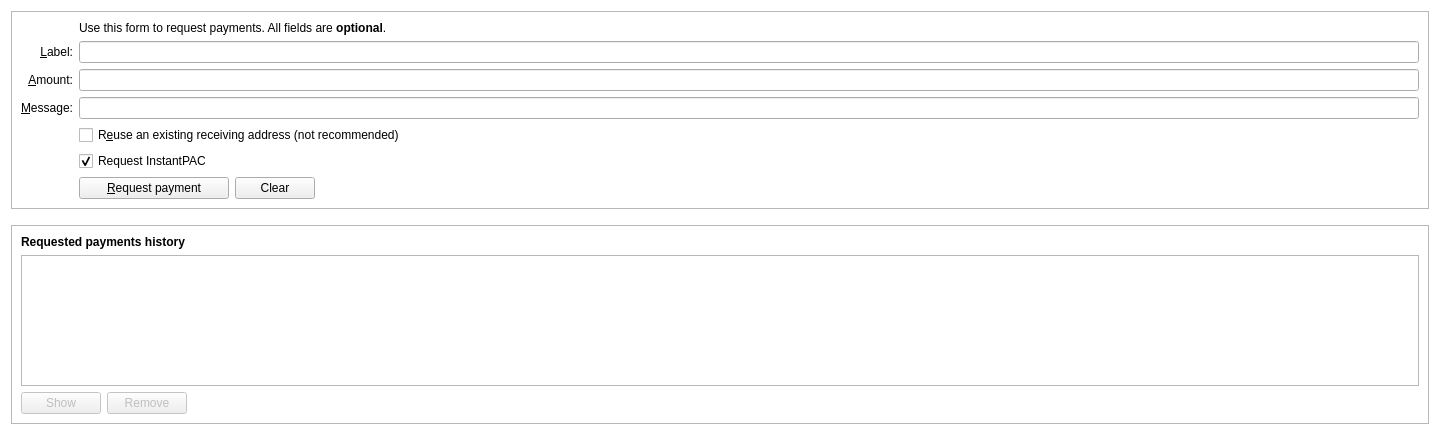
This is src/qt/forms/receivecoinsdialog.ui in PACCommunity/PAC as Qt 5 draws it before an edit. The edited form follows.
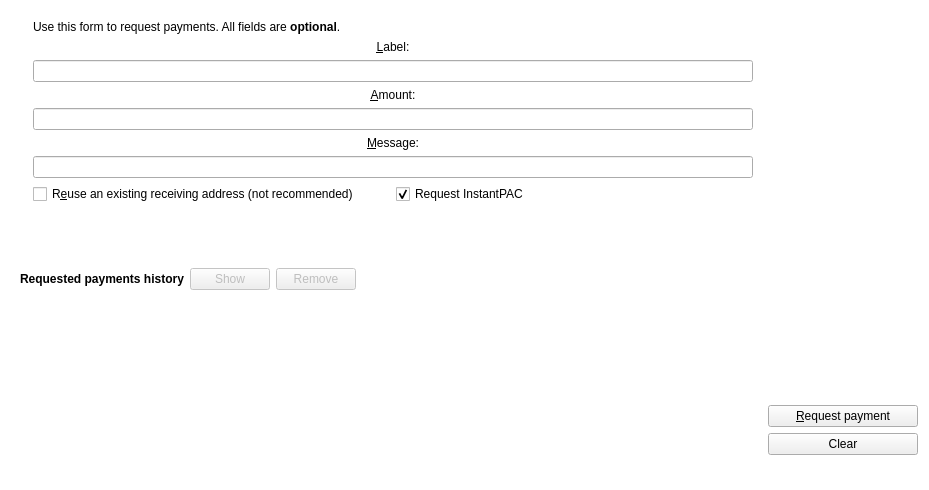
This is the edited form. Custom widgets are drawn as their Qt base class.

Commit message:
CSS receivecoinsdialog positions and styles modified
also tableview text color is now set as white

Diff of the .ui file:
```diff
--- a/src/qt/forms/receivecoinsdialog.ui
+++ b/src/qt/forms/receivecoinsdialog.ui
@@ -6,24 +6,166 @@
    <rect>
     <x>0</x>
     <y>0</y>
-    <width>1440</width>
-    <height>435</height>
+    <width>929</width>
+    <height>490</height>
    </rect>
   </property>
   <property name="styleSheet">
    <string notr="true">#ReceiveCoinsDialog{
   background:transparent !important;
+}
+QFrame{
+  border:none;
 }</string>
   </property>
-  <layout class="QVBoxLayout" name="verticalLayout" stretch="0,0,1">
+  <property name="class" stdset="0">
+   <string>container</string>
+  </property>
+  <layout class="QVBoxLayout" name="verticalLayout" stretch="0,0">
    <item>
+    <layout class="QHBoxLayout" name="horizontalLayout_3">
+     <item>
+      <layout class="QGridLayout" name="gridLayout_2">
+       <item row="1" column="0">
+        <widget class="QFrame" name="frame">
+         <property name="sizePolicy">
+          <sizepolicy hsizetype="MinimumExpanding" vsizetype="Expanding">
+           <horstretch>0</horstretch>
+           <verstretch>0</verstretch>
+          </sizepolicy>
+         </property>
+         <property name="minimumSize">
+          <size>
+           <width>600</width>
+           <height>0</height>
+          </size>
+         </property>
+         <property name="styleSheet">
+          <string notr="true"/>
+         </property>
+         <property name="frameShape">
+          <enum>QFrame::StyledPanel</enum>
+         </property>
+         <property name="frameShadow">
+          <enum>QFrame::Raised</enum>
+         </property>
+         <layout class="QVBoxLayout" name="verticalLayout_2">
+          <item>
+           <layout class="QHBoxLayout" name="horizontalLayout_2">
+            <item>
+             <widget class="QLabel" name="label_6">
+              <property name="font">
+               <font>
+                <weight>75</weight>
+                <bold>true</bold>
+               </font>
+              </property>
+              <property name="text">
+               <string>Requested payments history</string>
+              </property>
+             </widget>
+            </item>
+            <item>
+             <widget class="QPushButton" name="showRequestButton">
+              <property name="enabled">
+               <bool>false</bool>
+              </property>
+              <property name="toolTip">
+               <string>Show the selected request (does the same as double clicking an entry)</string>
+              </property>
+              <property name="text">
+               <string>Show</string>
+              </property>
+              <property name="autoDefault">
+               <bool>false</bool>
+              </property>
+              <property name="class" stdset="0">
+               <string>linkButton</string>
+              </property>
+             </widget>
+            </item>
+            <item>
+             <widget class="QPushButton" name="removeRequestButton">
+              <property name="enabled">
+               <bool>false</bool>
+              </property>
+              <property name="toolTip">
+               <string>Remove the selected entries from the list</string>
+              </property>
+              <property name="text">
+               <string>Remove</string>
+              </property>
+              <property name="autoDefault">
+               <bool>false</bool>
+              </property>
+              <property name="class" stdset="0">
+               <string>linkButton</string>
+              </property>
+             </widget>
+            </item>
+            <item>
+             <spacer name="horizontalSpacer_2">
+              <property name="orientation">
+               <enum>Qt::Horizontal</enum>
+              </property>
+              <property name="sizeHint" stdset="0">
+               <size>
+                <width>40</width>
+                <height>20</height>
+               </size>
+              </property>
+             </spacer>
+            </item>
+           </layout>
+          </item>
+          <item>
+           <widget class="QTableView" name="recentRequestsView">
+            <property name="sizePolicy">
+             <sizepolicy hsizetype="Expanding" vsizetype="Maximum">
+              <horstretch>0</horstretch>
+              <verstretch>0</verstretch>
+             </sizepolicy>
+            </property>
+            <property name="minimumSize">
+             <size>
+              <width>0</width>
+              <height>100</height>
+             </size>
+            </property>
+            <property name="maximumSize">
+             <size>
+              <width>16777215</width>
+              <height>150</height>
+             </size>
+            </property>
+            <property name="contextMenuPolicy">
+             <enum>Qt::CustomContextMenu</enum>
+            </property>
+            <property name="tabKeyNavigation">
+             <bool>false</bool>
+            </property>
+            <property name="sortingEnabled">
+             <bool>true</bool>
+            </property>
+           </widget>
+          </item>
+         </layout>
+        </widget>
+       </item>
+       <item row="0" column="0">
     <widget class="QFrame" name="frame2">
      <property name="sizePolicy">
-      <sizepolicy hsizetype="Preferred" vsizetype="Expanding">
+          <sizepolicy hsizetype="MinimumExpanding" vsizetype="Fixed">
        <horstretch>0</horstretch>
        <verstretch>0</verstretch>
       </sizepolicy>
      </property>
+         <property name="minimumSize">
+          <size>
+           <width>600</width>
+           <height>0</height>
+          </size>
+         </property>
      <property name="frameShape">
       <enum>QFrame::StyledPanel</enum>
      </property>
@@ -33,24 +175,39 @@
      <layout class="QVBoxLayout" name="verticalLayout_3">
       <item>
        <layout class="QGridLayout" name="gridLayout">
+            <item row="6" column="2">
+             <widget class="BitcoinAmountField" name="reqAmount">
+              <property name="minimumSize">
+               <size>
+                <width>80</width>
+                <height>0</height>
+               </size>
+              </property>
+              <property name="toolTip">
+               <string>An optional amount to request. Leave this empty or zero to not request a specific amount.</string>
+              </property>
+              <property name="class" stdset="0">
+               <string>LineEdit</string>
+              </property>
+             </widget>
+            </item>
+            <item row="3" column="2">
+             <widget class="QLabel" name="label_2">
+              <property name="toolTip">
+               <string>An optional label to associate with the new receiving address.</string>
+              </property>
+              <property name="text">
+               <string>&amp;Label:</string>
+              </property>
+              <property name="alignment">
+               <set>Qt::AlignCenter</set>
+              </property>
+              <property name="buddy">
+               <cstring>reqLabel</cstring>
+              </property>
+             </widget>
+            </item>
         <item row="7" column="2">
-         <widget class="QCheckBox" name="reuseAddress">
-          <property name="toolTip">
-           <string>Reuse one of the previously used receiving addresses.&lt;br&gt;Reusing addresses has security and privacy issues.&lt;br&gt;Do not use this unless re-generating a payment request made before.</string>
-          </property>
-          <property name="text">
-           <string>R&amp;euse an existing receiving address (not recommended)</string>
-          </property>
-         </widget>
-        </item>
-        <item row="7" column="0">
-         <widget class="QLabel" name="label_4">
-          <property name="text">
-           <string/>
-          </property>
-         </widget>
-        </item>
-        <item row="6" column="0">
          <widget class="QLabel" name="label_3">
           <property name="toolTip">
            <string>An optional message to attach to the payment request, which will be displayed when the request is opened. Note: The message will not be sent with the payment over the Paccoin network.</string>
@@ -59,33 +216,13 @@
            <string>&amp;Message:</string>
           </property>
           <property name="alignment">
-           <set>Qt::AlignRight|Qt::AlignTrailing|Qt::AlignVCenter</set>
+               <set>Qt::AlignCenter</set>
           </property>
           <property name="buddy">
            <cstring>reqMessage</cstring>
           </property>
          </widget>
         </item>
-        <item row="4" column="2">
-         <widget class="QLineEdit" name="reqLabel">
-          <property name="toolTip">
-           <string>An optional label to associate with the new receiving address.</string>
-          </property>
-          <property name="class" stdset="0">
-           <string>LineEdit</string>
-          </property>
-         </widget>
-        </item>
-        <item row="6" column="2">
-         <widget class="QLineEdit" name="reqMessage">
-          <property name="toolTip">
-           <string>An optional message to attach to the payment request, which will be displayed when the request is opened.&lt;br&gt;Note: The message will not be sent with the payment over the Paccoin network.</string>
-          </property>
-          <property name="class" stdset="0">
-           <string>LineEdit</string>
-          </property>
-         </widget>
-        </item>
         <item row="2" column="2">
          <widget class="QLabel" name="label_5">
           <property name="text">
@@ -93,23 +230,7 @@
           </property>
          </widget>
         </item>
-        <item row="4" column="0">
-         <widget class="QLabel" name="label_2">
-          <property name="toolTip">
-           <string>An optional label to associate with the new receiving address.</string>
-          </property>
-          <property name="text">
-           <string>&amp;Label:</string>
-          </property>
-          <property name="alignment">
-           <set>Qt::AlignRight|Qt::AlignTrailing|Qt::AlignVCenter</set>
-          </property>
-          <property name="buddy">
-           <cstring>reqLabel</cstring>
-          </property>
-         </widget>
-        </item>
-        <item row="5" column="0">
+            <item row="5" column="2">
          <widget class="QLabel" name="label">
           <property name="toolTip">
            <string>An optional amount to request. Leave this empty or zero to not request a specific amount.</string>
@@ -118,21 +239,22 @@
            <string>&amp;Amount:</string>
           </property>
           <property name="alignment">
-           <set>Qt::AlignRight|Qt::AlignTrailing|Qt::AlignVCenter</set>
+               <set>Qt::AlignCenter</set>
           </property>
           <property name="buddy">
            <cstring>reqAmount</cstring>
           </property>
          </widget>
         </item>
-        <item row="5" column="2">
-         <widget class="BitcoinAmountField" name="reqAmount">
-          <property name="minimumSize">
-           <size>
-            <width>80</width>
-            <height>0</height>
-           </size>
-          </property>
+            <item row="10" column="0">
+             <widget class="QLabel" name="label_4">
+              <property name="text">
+               <string/>
+              </property>
+             </widget>
+            </item>
+            <item row="8" column="2">
+             <widget class="QLineEdit" name="reqMessage">
           <property name="toolTip">
            <string>An optional amount to request. Leave this empty or zero to not request a specific amount.</string>
           </property>
@@ -141,7 +263,82 @@
           </property>
          </widget>
         </item>
+            <item row="4" column="2">
+             <widget class="QLineEdit" name="reqLabel">
+              <property name="toolTip">
+               <string>An optional label to associate with the new receiving address.</string>
+              </property>
+              <property name="class" stdset="0">
+               <string>LineEdit</string>
+              </property>
+             </widget>
+            </item>
+            <item row="12" column="0">
+             <widget class="QLabel" name="label_7">
+              <property name="text">
+               <string/>
+              </property>
+             </widget>
+            </item>
         <item row="9" column="2">
+             <layout class="QHBoxLayout" name="horizontalLayout_4">
+              <item>
+               <widget class="QCheckBox" name="reuseAddress">
+                <property name="toolTip">
+                 <string>Reuse one of the previously used receiving addresses.&lt;br&gt;Reusing addresses has security and privacy issues.&lt;br&gt;Do not use this unless re-generating a payment request made before.</string>
+                </property>
+                <property name="text">
+                 <string>R&amp;euse an existing receiving address (not recommended)</string>
+                </property>
+               </widget>
+              </item>
+              <item>
+               <widget class="QCheckBox" name="checkUseInstantSend">
+                <property name="text">
+                 <string>Request InstantPAC</string>
+                </property>
+                <property name="checked">
+                 <bool>true</bool>
+                </property>
+               </widget>
+              </item>
+             </layout>
+            </item>
+           </layout>
+          </item>
+         </layout>
+        </widget>
+       </item>
+      </layout>
+     </item>
+     <item>
+      <layout class="QVBoxLayout" name="verticalLayout_4">
+       <property name="spacing">
+        <number>6</number>
+       </property>
+       <property name="leftMargin">
+        <number>0</number>
+       </property>
+       <property name="topMargin">
+        <number>0</number>
+       </property>
+       <item>
+        <spacer name="verticalSpacer">
+         <property name="orientation">
+          <enum>Qt::Vertical</enum>
+         </property>
+         <property name="sizeType">
+          <enum>QSizePolicy::MinimumExpanding</enum>
+         </property>
+         <property name="sizeHint" stdset="0">
+          <size>
+           <width>20</width>
+           <height>40</height>
+          </size>
+         </property>
+        </spacer>
+       </item>
+       <item>
          <layout class="QHBoxLayout" name="horizontalLayout">
           <item>
            <widget class="QPushButton" name="receiveButton">
@@ -154,7 +351,12 @@
             <property name="text">
              <string>&amp;Request payment</string>
             </property>
-           </widget>
+           <property name="class" stdset="0">
+            <string>accentButton</string>
+           </property>
+          </widget>
+         </item>
+        </layout>
           </item>
           <item>
            <widget class="QPushButton" name="clearButton">
@@ -175,42 +377,9 @@
             </property>
            </widget>
           </item>
-          <item>
-           <spacer name="horizontalSpacer">
-            <property name="orientation">
-             <enum>Qt::Horizontal</enum>
-            </property>
-            <property name="sizeHint" stdset="0">
-             <size>
-              <width>40</width>
-              <height>20</height>
-             </size>
-            </property>
-           </spacer>
-          </item>
-         </layout>
-        </item>
-        <item row="9" column="0">
-         <widget class="QLabel" name="label_7">
-          <property name="text">
-           <string/>
-          </property>
-         </widget>
-        </item>
-        <item row="8" column="2">
-         <widget class="QCheckBox" name="checkUseInstantSend">
-          <property name="text">
-           <string>Request InstantPAC</string>
-          </property>
-          <property name="checked">
-           <bool>true</bool>
-          </property>
-         </widget>
-        </item>
-       </layout>
-      </item>
-     </layout>
-    </widget>
+      </layout>
+     </item>
+    </layout>
    </item>
    <item>
     <spacer name="verticalSpacer_2">
@@ -225,105 +394,6 @@
      </property>
     </spacer>
    </item>
-   <item>
-    <widget class="QFrame" name="frame">
-     <property name="sizePolicy">
-      <sizepolicy hsizetype="Preferred" vsizetype="Expanding">
-       <horstretch>0</horstretch>
-       <verstretch>0</verstretch>
-      </sizepolicy>
-     </property>
-     <property name="frameShape">
-      <enum>QFrame::StyledPanel</enum>
-     </property>
-     <property name="frameShadow">
-      <enum>QFrame::Raised</enum>
-     </property>
-     <layout class="QVBoxLayout" name="verticalLayout_2">
-      <item>
-       <widget class="QLabel" name="label_6">
-        <property name="font">
-         <font>
-          <weight>75</weight>
-          <bold>true</bold>
-         </font>
-        </property>
-        <property name="text">
-         <string>Requested payments history</string>
-        </property>
-       </widget>
-      </item>
-      <item>
-       <widget class="QTableView" name="recentRequestsView">
-        <property name="minimumSize">
-         <size>
-          <width>0</width>
-          <height>0</height>
-         </size>
-        </property>
-        <property name="contextMenuPolicy">
-         <enum>Qt::CustomContextMenu</enum>
-        </property>
-        <property name="tabKeyNavigation">
-         <bool>false</bool>
-        </property>
-        <property name="sortingEnabled">
-         <bool>true</bool>
-        </property>
-       </widget>
-      </item>
-      <item>
-       <layout class="QHBoxLayout" name="horizontalLayout_2">
-        <item>
-         <widget class="QPushButton" name="showRequestButton">
-          <property name="enabled">
-           <bool>false</bool>
-          </property>
-          <property name="toolTip">
-           <string>Show the selected request (does the same as double clicking an entry)</string>
-          </property>
-          <property name="text">
-           <string>Show</string>
-          </property>
-          <property name="autoDefault">
-           <bool>false</bool>
-          </property>
-         </widget>
-        </item>
-        <item>
-         <widget class="QPushButton" name="removeRequestButton">
-          <property name="enabled">
-           <bool>false</bool>
-          </property>
-          <property name="toolTip">
-           <string>Remove the selected entries from the list</string>
-          </property>
-          <property name="text">
-           <string>Remove</string>
-          </property>
-          <property name="autoDefault">
-           <bool>false</bool>
-          </property>
-         </widget>
-        </item>
-        <item>
-         <spacer name="horizontalSpacer_2">
-          <property name="orientation">
-           <enum>Qt::Horizontal</enum>
-          </property>
-          <property name="sizeHint" stdset="0">
-           <size>
-            <width>40</width>
-            <height>20</height>
-           </size>
-          </property>
-         </spacer>
-        </item>
-       </layout>
-      </item>
-     </layout>
-    </widget>
-   </item>
   </layout>
  </widget>
  <customwidgets>
```
Left out of the diff: 4 changed lines with no effect on the pictures. Lines whose indentation alone changed are shown as unchanged. The commit also changes 2 other files.
